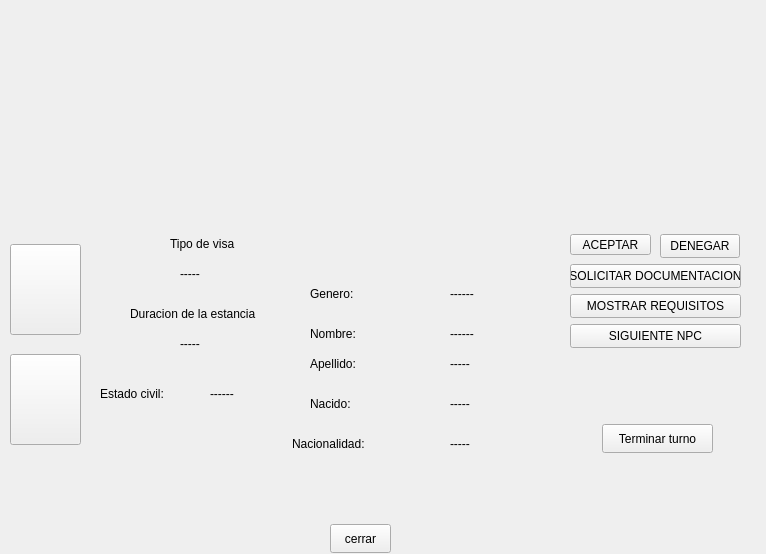
First picture: the form in gameplay.ui, repository facurz55/Paper-Please, before the edit.
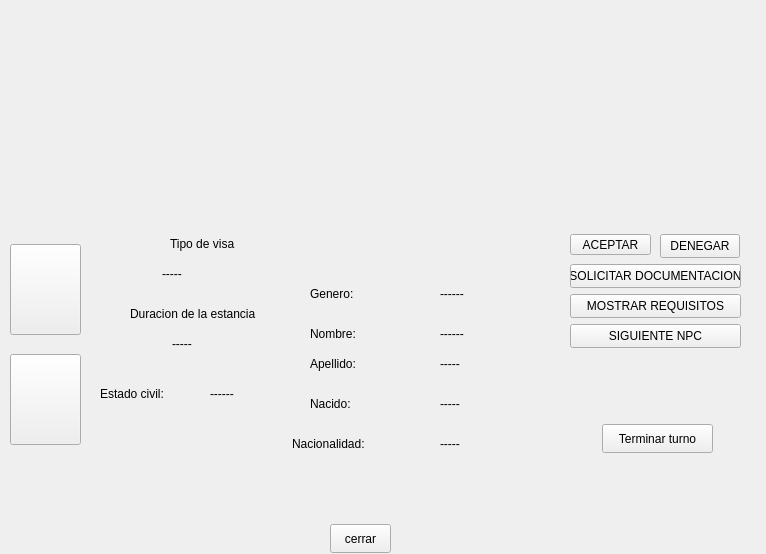
Second picture: the form after the edit. Icons and pictures are not drawn.

The edit to the form file:
```diff
--- a/gameplay.ui
+++ b/gameplay.ui
@@ -501,7 +501,7 @@
            <widget class="QLabel" name="generoD">
             <property name="geometry">
              <rect>
-              <x>450</x>
+              <x>440</x>
               <y>60</y>
               <width>63</width>
               <height>20</height>
@@ -541,7 +541,7 @@
            <widget class="QLabel" name="nombreD">
             <property name="geometry">
              <rect>
-              <x>450</x>
+              <x>440</x>
               <y>100</y>
               <width>63</width>
               <height>20</height>
@@ -581,7 +581,7 @@
            <widget class="QLabel" name="apellidoD">
             <property name="geometry">
              <rect>
-              <x>450</x>
+              <x>440</x>
               <y>130</y>
               <width>63</width>
               <height>20</height>
@@ -621,7 +621,7 @@
            <widget class="QLabel" name="nacimientoD">
             <property name="geometry">
              <rect>
-              <x>450</x>
+              <x>440</x>
               <y>170</y>
               <width>63</width>
               <height>20</height>
@@ -661,9 +661,9 @@
            <widget class="QLabel" name="nacionalidadD">
             <property name="geometry">
              <rect>
-              <x>450</x>
+              <x>440</x>
               <y>210</y>
-              <width>63</width>
+              <width>91</width>
               <height>20</height>
              </rect>
             </property>
@@ -741,9 +741,9 @@
            <widget class="QLabel" name="visaD_2">
             <property name="geometry">
              <rect>
-              <x>180</x>
+              <x>162</x>
               <y>40</y>
-              <width>63</width>
+              <width>101</width>
               <height>20</height>
              </rect>
             </property>
@@ -821,9 +821,9 @@
            <widget class="QLabel" name="duracionD">
             <property name="geometry">
              <rect>
-              <x>180</x>
+              <x>172</x>
               <y>110</y>
-              <width>63</width>
+              <width>81</width>
               <height>20</height>
              </rect>
             </property>
```
Left out of the diff: 4 changed lines with no effect on the pictures.
